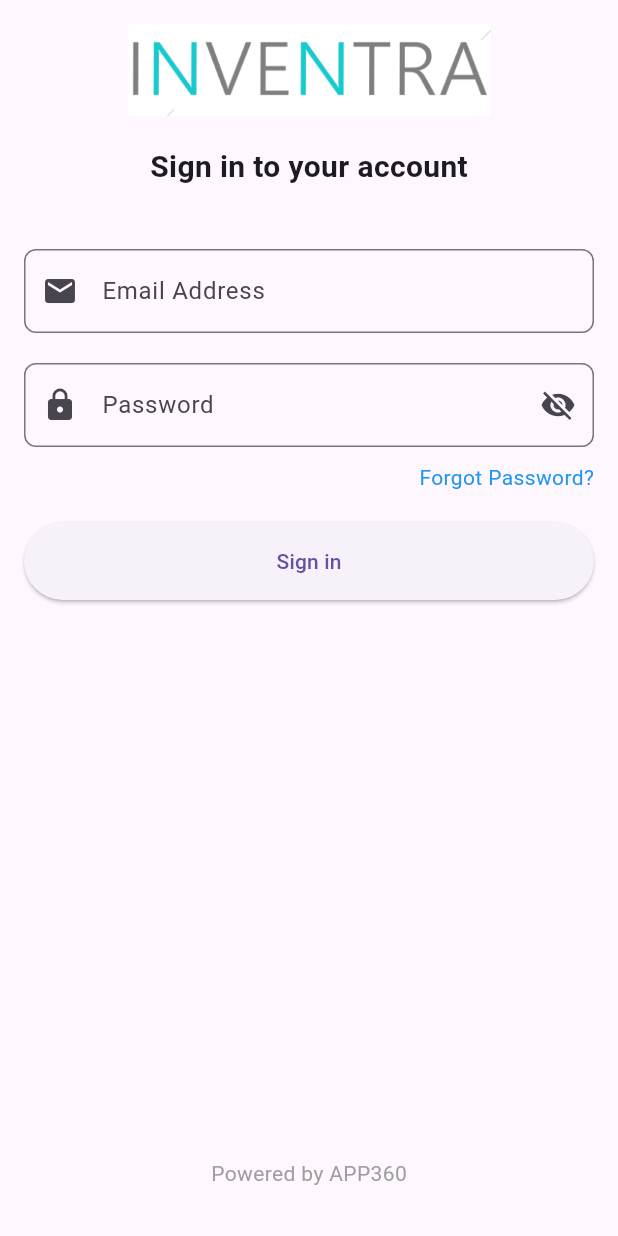
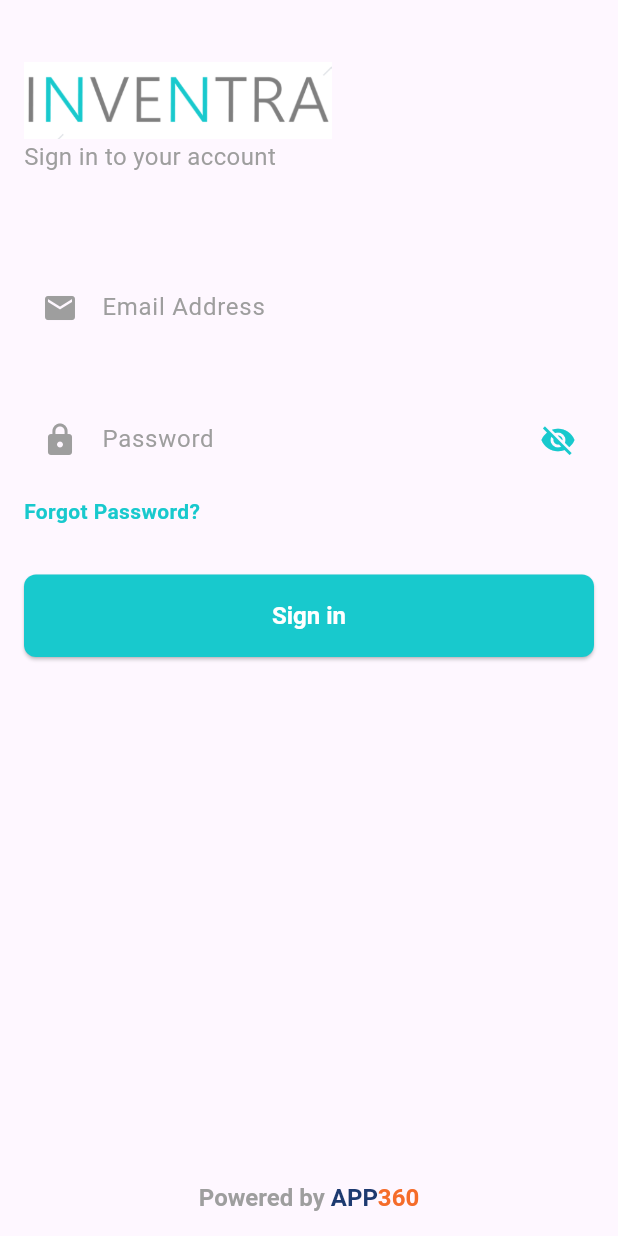
Before and after one commit to TuanFaied/inventra-app360, a Flutter app: the LoginScreen screen opened directly, on a phone screen of 412 x 824 dp. Run offline on Flutter 3.47's test engine with Material 3 defaults, Android fonts, the phone set to English and light mode, and no system bars; our stand-ins replace dio, flutter_dotenv.

Commit message:
login Screen fininsh

```diff
--- /dev/null
+++ b/inventra/lib/components/powered_by_app360.dart
@@ -0,0 +1,28 @@
+import 'package:flutter/material.dart';
+import 'package:inventra/constants.dart';
+
+class PoweredByApp360 extends StatelessWidget {
+  @override
+  Widget build(BuildContext context) {
+    return Padding(
+      padding: const EdgeInsets.only(bottom: 16.0),
+      child: RichText(
+        textAlign: TextAlign.center,
+        text: TextSpan(
+          text: 'Powered by ',
+          style: TextStyle(color: Colors.grey, fontSize: 16, fontWeight: FontWeight.bold),
+          children: <TextSpan>[
+            TextSpan(
+              text: 'APP',
+              style: TextStyle(color: AppColor, fontWeight: FontWeight.bold),
+            ),
+            TextSpan(
+              text: '360',
+              style: TextStyle(color: Color_360, fontWeight: FontWeight.bold),
+            ),
+          ],
+        ),
+      ),
+    );
+  }
+}
--- /dev/null
+++ b/inventra/lib/constants.dart
@@ -0,0 +1,5 @@
+import 'package:flutter/material.dart';
+
+const kPrimaery = Color.fromRGBO(24, 201, 205, 1);
+const AppColor = Color.fromARGB(255, 29, 58, 112);
+const Color_360 = Color.fromARGB(255,245, 108, 42);
--- a/inventra/lib/controllers/login_controller.dart
+++ b/inventra/lib/controllers/login_controller.dart
@@ -4,11 +4,22 @@
 import '../models/route_model.dart';
 
 class LoginController {
-  late final ApiService _apiService ;
+  late ApiService _apiService ;
+
+  LoginController() {
+    _initializeApiService();
+  }
+
+  Future<void> _initializeApiService() async {
+    _apiService = await ApiService.create();
+  }
+
 
   Future<void> login(BuildContext context, String userName, String password) async {
     try {
       final response = await _apiService.login(userName, password);
+      print(userName);
+      print(password);
       if (response['status'] == 'Success') {
         User user = User.fromJson(response['content']['userDetails']);
         List<Routes> routes = (response['content']['routes'] as List)
--- a/inventra/lib/views/login_screen.dart
+++ b/inventra/lib/views/login_screen.dart
@@ -1,58 +1,97 @@
 import 'package:flutter/material.dart';
+import 'package:inventra/components/powered_by_app360.dart';
+import 'package:inventra/constants.dart';
 import '../controllers/login_controller.dart';
 
-class LoginScreen extends StatelessWidget {
+class LoginScreen extends StatefulWidget {
+  @override
+  _LoginScreenState createState() => _LoginScreenState();
+}
+
+class _LoginScreenState extends State<LoginScreen> {
   final _controller = LoginController();
   final TextEditingController _userNameController = TextEditingController();
   final TextEditingController _passwordController = TextEditingController();
+  bool _obscureText = true;
 
   @override
   Widget build(BuildContext context) {
     return Scaffold(
-      body: Padding(
+      resizeToAvoidBottomInset: true,
+      body: SafeArea(
+        child: Column(
+          children: [
+            Expanded(
+              child: SingleChildScrollView(
+                child: Padding(
                   padding: const EdgeInsets.all(16.0),
                   child: Column(
-          mainAxisAlignment: MainAxisAlignment.center,
+                    crossAxisAlignment: CrossAxisAlignment.start,
                     children: [
-            Image.asset('assets/images/inventra_logo.png', width: 242, height: 61), // Adjust path as necessary
-            SizedBox(height: 20),
+                      SizedBox(height: 25),
+                      Align(
+                        alignment: Alignment.centerLeft,
+                        child: Column(
+                          crossAxisAlignment: CrossAxisAlignment.start,
+                          children: [
+                            Image.asset('assets/images/inventra_logo.png', width: 205, height: 52), // Adjust path as necessary
                             Text(
                               "Sign in to your account",
-              style: TextStyle(fontSize: 20, fontWeight: FontWeight.bold),
+                              style: TextStyle(fontSize: 16, color: Colors.grey, fontWeight: FontWeight.w400),
                             ),
-            SizedBox(height: 40),
+                          ],
+                        ),
+                      ),
+                      SizedBox(height: 49),
                       TextField(
                         controller: _userNameController,
                         decoration: InputDecoration(
+                          contentPadding: EdgeInsets.all(20),
                           labelText: 'Email Address',
-                prefixIcon: Icon(Icons.email),
-                border: OutlineInputBorder(
-                  borderRadius: BorderRadius.circular(8.0),
+                          prefixIcon: Icon(Icons.email, color: Colors.grey),
+                          labelStyle: TextStyle(color: Colors.grey),
+                          enabledBorder: InputBorder.none,
+                          focusedBorder: UnderlineInputBorder(
+                            borderSide: BorderSide(color: kPrimaery),
                           ),
                         ),
+                        textInputAction: TextInputAction.next,
                       ),
                       SizedBox(height: 20),
                       TextField(
                         controller: _passwordController,
                         decoration: InputDecoration(
                           labelText: 'Password',
-                prefixIcon: Icon(Icons.lock),
-                suffixIcon: Icon(Icons.visibility_off),
-                border: OutlineInputBorder(
-                  borderRadius: BorderRadius.circular(8.0),
+                          prefixIcon: Icon(Icons.lock, color: Colors.grey),
+                          suffixIcon: IconButton(
+                            icon: Icon(
+                              _obscureText ? Icons.visibility_off : Icons.visibility,
+                              color: kPrimaery,
+                            ),
+                            onPressed: () {
+                              setState(() {
+                                _obscureText = !_obscureText;
+                              });
+                            },
+                          ),
+                          labelStyle: TextStyle(color: Colors.grey),
+                          enabledBorder: InputBorder.none,
+                          focusedBorder: UnderlineInputBorder(
+                            borderSide: BorderSide(color: kPrimaery),
                           ),
                         ),
-              obscureText: true,
+                        obscureText: _obscureText,
+                        textInputAction: TextInputAction.done,
                       ),
                       SizedBox(height: 10),
                       Align(
-              alignment: Alignment.centerRight,
+                        alignment: Alignment.centerLeft,
                         child: Text(
                           "Forgot Password?",
-                style: TextStyle(color: Colors.blue),
+                          style: TextStyle(color: kPrimaery, fontWeight: FontWeight.w700),
                         ),
                       ),
-            SizedBox(height: 20),
+                      SizedBox(height: 32),
                       SizedBox(
                         width: double.infinity,
                         child: ElevatedButton(
@@ -61,18 +100,23 @@
                           },
                           child: Text("Sign in"),
                           style: ElevatedButton.styleFrom(
-                  padding: EdgeInsets.all(16.0),
+                            padding: EdgeInsets.all(18.0),
+                            backgroundColor: kPrimaery,
+                            foregroundColor: Colors.white,
+                            shape: RoundedRectangleBorder(
+                              borderRadius: BorderRadius.circular(8.0),
+                            ),
+                            textStyle: TextStyle(fontSize: 16, fontWeight: FontWeight.w700),
                           ),
                         ),
                       ),
-            Spacer(),
-            Padding(
-              padding: const EdgeInsets.only(bottom: 16.0),
-              child: Text(
-                "Powered by APP360",
-                style: TextStyle(color: Colors.grey),
+                      SizedBox(height: 20), // Added space to make room for "Powered by APP360"
+                    ],
                   ),
                 ),
+              ),
+            ),
+            PoweredByApp360(),
           ],
         ),
       ),
```
Also changed, not shown: inventra/lib/main.dart (+14 -5 lines), inventra/lib/services/api_service.dart (+4 -4 lines), inventra/lib/views/route_selection_screen.dart (added, +50 -0 lines), inventra/lib/views/splash_screen.dart (+37 -10 lines). Lines whose indentation alone changed are shown as unchanged.
